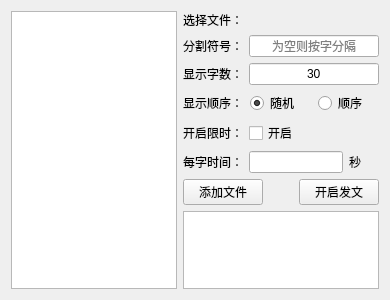
This is wfilterword.ui in zhenyangze/wubigendaqi as Qt 5 draws it before an edit. The edited form follows.
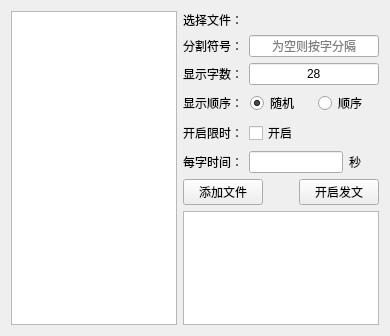
This is the edited form.

Patch:
```diff
--- a/wfilterword.ui
+++ b/wfilterword.ui
@@ -7,7 +7,7 @@
     <x>0</x>
     <y>0</y>
     <width>390</width>
-    <height>300</height>
+    <height>336</height>
    </rect>
   </property>
   <property name="windowTitle">
@@ -74,7 +74,7 @@
      <item>
       <widget class="QLineEdit" name="lineEdit_wordnum">
        <property name="text">
-        <string>30</string>
+        <string>28</string>
        </property>
        <property name="alignment">
         <set>Qt::AlignCenter</set>
```
